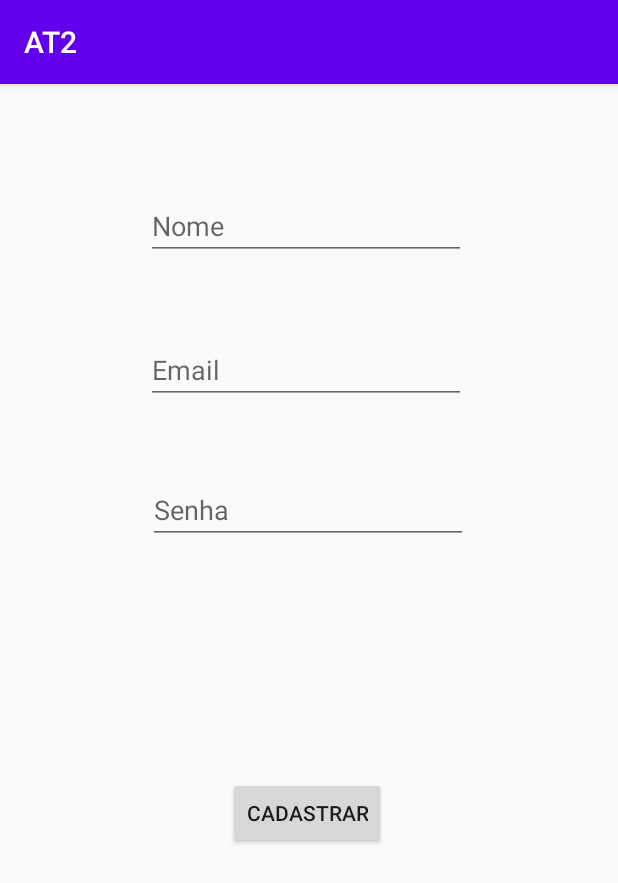
After one commit to Guilhermesav/AT2, an Android app: the CadastroFragment screen opened through its navigation route, on a phone screen of 412 x 824 dp. The commit adds this screen. Shown: the top 883 px of the screen. Run offline under Robolectric (Android 15) with nearby library versions, the phone set to English and light mode, and no system bars; our stand-ins replace Firebase (no records; nobody signed in at launch, a user with empty details on screens opened directly).

Commit message:
commit 1

```diff
--- /dev/null
+++ b/app/src/main/java/com/example/at2/Autenticacao/AutenticacaoActivity.kt
@@ -0,0 +1,14 @@
+package com.example.at2.Autenticacao
+
+import androidx.appcompat.app.AppCompatActivity
+import android.os.Bundle
+import com.example.at2.R
+
+class AutenticacaoActivity : AppCompatActivity() {
+    override fun onCreate(savedInstanceState: Bundle?) {
+        super.onCreate(savedInstanceState)
+        setContentView(R.layout.activity_autenticacao)
+    }
+
+
+}
--- /dev/null
+++ b/app/src/main/java/com/example/at2/CadastroFragment.kt
@@ -0,0 +1,66 @@
+package com.example.at2
+
+import android.content.Intent
+import android.os.Bundle
+import androidx.fragment.app.Fragment
+import android.view.LayoutInflater
+import android.view.View
+import android.view.ViewGroup
+import android.widget.Toast
+import androidx.lifecycle.ViewModelProvider
+import com.example.at2.ViewModel.CadastroViewModel
+import com.google.firebase.auth.FirebaseAuth
+import kotlinx.android.synthetic.main.fragment_cadastro.*
+
+class CadastroFragment : Fragment() {
+    private lateinit var viewModel:CadastroViewModel
+
+    override fun onCreateView(
+        inflater: LayoutInflater, container: ViewGroup?,
+        savedInstanceState: Bundle?
+    ): View? {
+        return inflater.inflate(R.layout.fragment_cadastro, container, false)
+    }
+
+    override fun onActivityCreated(savedInstanceState: Bundle?) {
+        super.onActivityCreated(savedInstanceState)
+        viewModel = ViewModelProvider(this).get(CadastroViewModel::class.java)
+
+        cadastroBtn.setOnClickListener {
+            var email = editTxtEmail.text.toString()
+            var senha = editTxtPassword.text.toString()
+            var senhaConf = confirmPassword.text.toString()
+            var nome = editTxtNome.text.toString()
+
+            if (senha.compareTo(senhaConf) == 0){
+                var task = viewModel.createUser(email, senha)
+                task
+                    .addOnSuccessListener {
+                        viewModel.storeUser(it.user!!.uid, nome)
+                            .addOnSuccessListener {
+                                Toast.makeText(
+                                    requireContext(),
+                                    "Usuario cadastrado com sucesso",
+                                    Toast.LENGTH_LONG
+                                ).show()
+                            }
+                            .addOnFailureListener {
+                                Toast.makeText(requireContext(), it.message, Toast.LENGTH_LONG)
+                                    .show()
+                            }
+                            .addOnCompleteListener {
+                                FirebaseAuth.getInstance().signOut()
+                                var intent = Intent(activity,PlaylistActivity::class.java)
+                                startActivity(intent)
+                            }
+                    }
+                    .addOnFailureListener{
+                        Toast.makeText(requireContext(),it.message, Toast.LENGTH_LONG).show()
+                    }
+            }else
+            {
+                Toast.makeText(requireContext(),"As senhas não estão iguais", Toast.LENGTH_LONG).show()
+            }
+        }
+    }
+}
--- /dev/null
+++ b/app/src/main/java/com/example/at2/LoginFragment.kt
@@ -0,0 +1,50 @@
+package com.example.at2
+
+import android.content.Intent
+import android.os.Bundle
+import androidx.fragment.app.Fragment
+import android.view.LayoutInflater
+import android.view.View
+import android.view.ViewGroup
+import android.widget.Toast
+import androidx.lifecycle.ViewModelProvider
+import androidx.navigation.fragment.findNavController
+import com.example.at2.ViewModel.LoginViewModel
+import kotlinx.android.synthetic.main.fragment_login.*
+
+
+class LoginFragment : Fragment() {
+    private lateinit var viewModel: LoginViewModel
+
+    override fun onCreateView(
+        inflater: LayoutInflater,
+        container: ViewGroup?,
+        savedInstanceState: Bundle?
+    ): View? {
+        return inflater.inflate(R.layout.fragment_login, container, false)
+    }
+
+    override fun onViewCreated(view: View, savedInstanceState: Bundle?) {
+        super.onViewCreated(view, savedInstanceState)
+
+        viewModel = ViewModelProvider(this).get(LoginViewModel::class.java)
+
+        ToCadastroTxt.setOnClickListener {
+            findNavController().navigate(R.id.cadastroFragment)
+        }
+
+        logarBtn.setOnClickListener {
+            var email = inputTxtEmail.text.toString()
+            var senha = inputTxtPassword.text.toString()
+
+            viewModel.login(email, senha)
+                .addOnSuccessListener {
+                    var intent = Intent(activity, PlaylistActivity::class.java)
+                    startActivity(intent)
+                }
+                .addOnFailureListener {
+                    Toast.makeText(activity, it.message, Toast.LENGTH_LONG).show()
+                }
+        }
+    }
+}
--- /dev/null
+++ b/app/src/main/res/layout/activity_autenticacao.xml
@@ -0,0 +1,18 @@
+<?xml version="1.0" encoding="utf-8"?>
+<androidx.constraintlayout.widget.ConstraintLayout xmlns:android="http://schemas.android.com/apk/res/android"
+    xmlns:app="http://schemas.android.com/apk/res-auto"
+    xmlns:tools="http://schemas.android.com/tools"
+    android:layout_width="match_parent"
+    android:layout_height="match_parent"
+    tools:context=".Autenticacao.AutenticacaoActivity">
+
+    <fragment
+        android:id="@+id/fragment2"
+        android:name="androidx.navigation.fragment.NavHostFragment"
+        android:layout_width="409dp"
+        android:layout_height="729dp"
+        app:defaultNavHost="true"
+        app:navGraph="@navigation/login_graph"
+        tools:layout_editor_absoluteX="-14dp"
+        tools:layout_editor_absoluteY="1dp" />
+</androidx.constraintlayout.widget.ConstraintLayout>
--- /dev/null
+++ b/app/src/main/res/layout/fragment_cadastro.xml
@@ -0,0 +1,76 @@
+<?xml version="1.0" encoding="utf-8"?>
+<androidx.constraintlayout.widget.ConstraintLayout xmlns:android="http://schemas.android.com/apk/res/android"
+    xmlns:app="http://schemas.android.com/apk/res-auto"
+    xmlns:tools="http://schemas.android.com/tools"
+    android:id="@+id/constraintLayout"
+    android:layout_width="match_parent"
+    android:layout_height="match_parent"
+    tools:context=".CadastroFragment">
+
+    <EditText
+        android:id="@+id/editTxtEmail"
+        android:layout_width="wrap_content"
+        android:layout_height="wrap_content"
+        android:layout_marginTop="168dp"
+        android:ems="10"
+        android:hint="@string/prompt_email"
+        android:inputType="textEmailAddress"
+        app:layout_constraintEnd_toEndOf="parent"
+        app:layout_constraintHorizontal_bias="0.497"
+        app:layout_constraintStart_toStartOf="parent"
+        app:layout_constraintTop_toTopOf="parent" />
+
+    <EditText
+        android:id="@+id/editTxtPassword"
+        android:layout_width="wrap_content"
+        android:layout_height="wrap_content"
+        android:layout_marginTop="48dp"
+        android:ems="10"
+        android:hint="@string/senha"
+        android:inputType="textPassword"
+        app:layout_constraintEnd_toEndOf="parent"
+        app:layout_constraintHorizontal_bias="0.502"
+        app:layout_constraintStart_toStartOf="parent"
+        app:layout_constraintTop_toBottomOf="@+id/editTxtEmail" />
+
+    <EditText
+        android:id="@+id/confirmPassword"
+        android:layout_width="wrap_content"
+        android:layout_height="wrap_content"
+        android:layout_marginTop="55dp"
+        android:layout_marginBottom="119dp"
+        android:ems="10"
+        android:hint="@string/confirmar_senha"
+        android:inputType="textPassword"
+        app:layout_constraintBottom_toTopOf="@+id/cadastroBtn"
+        app:layout_constraintEnd_toEndOf="parent"
+        app:layout_constraintHorizontal_bias="0.502"
+        app:layout_constraintStart_toStartOf="parent"
+        app:layout_constraintTop_toBottomOf="@+id/editTxtPassword"
+        app:layout_constraintVertical_bias="0.0" />
+
+    <Button
+        android:id="@+id/cadastroBtn"
+        android:layout_width="wrap_content"
+        android:layout_height="wrap_content"
+        android:layout_marginBottom="219dp"
+        android:text="@string/cadastrar"
+        app:layout_constraintBottom_toBottomOf="parent"
+        app:layout_constraintEnd_toEndOf="parent"
+        app:layout_constraintHorizontal_bias="0.5"
+        app:layout_constraintStart_toStartOf="parent" />
+
+    <EditText
+        android:id="@+id/editTxtNome"
+        android:layout_width="wrap_content"
+        android:layout_height="wrap_content"
+        android:layout_marginTop="72dp"
+        android:ems="10"
+        android:hint="@string/nome"
+        android:inputType="textPersonName"
+        app:layout_constraintEnd_toEndOf="parent"
+        app:layout_constraintHorizontal_bias="0.497"
+        app:layout_constraintStart_toStartOf="parent"
+        app:layout_constraintTop_toTopOf="parent" />
+
+</androidx.constraintlayout.widget.ConstraintLayout>
--- /dev/null
+++ b/app/src/main/res/navigation/login_graph.xml
@@ -0,0 +1,26 @@
+<?xml version="1.0" encoding="utf-8"?>
+<navigation xmlns:android="http://schemas.android.com/apk/res/android"
+    xmlns:app="http://schemas.android.com/apk/res-auto"
+    xmlns:tools="http://schemas.android.com/tools"
+    android:id="@+id/login_graph"
+    app:startDestination="@id/loginFragment">
+
+    <fragment
+        android:id="@+id/loginFragment"
+        android:name="com.example.at2.LoginFragment"
+        android:label="fragment_login"
+        tools:layout="@layout/fragment_login" >
+        <action
+            android:id="@+id/action_loginFragment_to_cadastroFragment2"
+            app:destination="@id/cadastroFragment" />
+    </fragment>
+    <fragment
+        android:id="@+id/cadastroFragment"
+        android:name="com.example.at2.CadastroFragment"
+        android:label="fragment_cadastro"
+        tools:layout="@layout/fragment_cadastro" >
+        <action
+            android:id="@+id/action_cadastroFragment_to_loginFragment2"
+            app:destination="@id/loginFragment" />
+    </fragment>
+</navigation>
--- a/app/src/main/res/values/dimens.xml
+++ b/app/src/main/res/values/dimens.xml
@@ -1,4 +1,7 @@
 <?xml version="1.0" encoding="utf-8"?>
 <resources>
     <dimen name="text_margin">16dp</dimen>
+    <!-- Default screen margins, per the Android Design guidelines. -->
+    <dimen name="fragment_horizontal_margin">16dp</dimen>
+    <dimen name="fragment_vertical_margin">16dp</dimen>
 </resources>
--- a/app/src/main/res/values/strings.xml
+++ b/app/src/main/res/values/strings.xml
@@ -3,4 +3,20 @@
     <!-- TODO: Remove or change this placeholder text -->
     <string name="hello_blank_fragment">Hello blank fragment</string>
     <string name="nome_da_musica">Nome da Musica</string>
+    <string name="senha">Senha</string>
+    <string name="usuario">Usuario</string>
+    <string name="n_o_tem_login_cadastre_se_aqui">Não tem login? Cadastre-se aqui</string>
+    <string name="logar">Logar</string>
+    <!-- Strings related to login -->
+    <string name="prompt_email">Email</string>
+    <string name="prompt_password">Password</string>
+    <string name="action_sign_in">Sign in or register</string>
+    <string name="action_sign_in_short">Sign in</string>
+    <string name="welcome">"Welcome!"</string>
+    <string name="invalid_username">Not a valid username</string>
+    <string name="invalid_password">Password must be >5 characters</string>
+    <string name="login_failed">"Login failed"</string>
+    <string name="cadastrar">Cadastrar</string>
+    <string name="confirmar_senha">Confirmar Senha</string>
+    <string name="nome">Nome</string>
 </resources>
--- a/build.gradle
+++ b/build.gradle
@@ -8,6 +8,7 @@ buildscript {
     dependencies {
         classpath "com.android.tools.build:gradle:4.0.1"
         classpath "org.jetbrains.kotlin:kotlin-gradle-plugin:$kotlin_version"
+        classpath 'com.google.gms:google-services:4.2.0'
 
         // NOTE: Do not place your application dependencies here; they belong
         // in the individual module build.gradle files
```
Also changed, not shown: app/build.gradle (+13 -7 lines), app/src/main/AndroidManifest.xml (+8 -1 lines), app/src/main/java/com/example/at2/ViewModel/CadastroViewModel.kt (added, +31 -0 lines), app/src/main/java/com/example/at2/ViewModel/LoginViewModel.kt (added, +15 -0 lines), app/src/main/res/layout/fragment_login.xml (added, +57 -0 lines), 2 other files.
